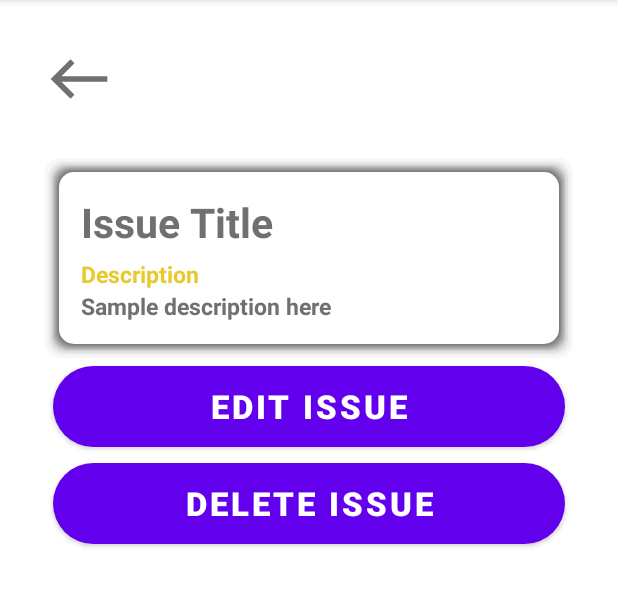
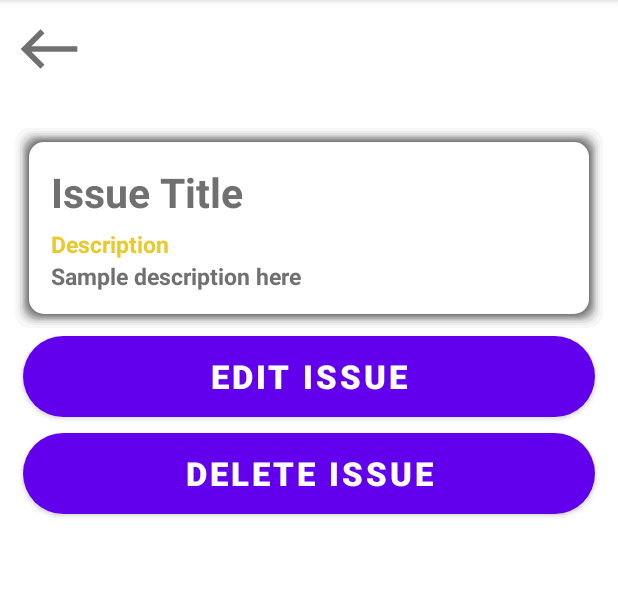
Before and after one commit to paulcrasmareanu/clean-city-android-app, an Android app: the ViewIssueActivity screen opened directly, with no data from a screen before it, on a phone screen of 412 x 824 dp, the part 84-691 px from its top. Run offline under Robolectric (Android 15) with nearby library versions, the phone set to English and light mode, and no system bars; pictures from the network do not load; 3 statements that could not run were skipped.

Commit message:
Modified issue view to have gallery image

```diff
--- a/app/src/main/res/layout/activity_view_issue.xml
+++ b/app/src/main/res/layout/activity_view_issue.xml
@@ -10,7 +10,7 @@
         android:layout_width="match_parent"
         android:layout_height="wrap_content"
         android:orientation="vertical"
-        android:padding="30dp">
+        android:padding="10dp">
 
         <View
             android:id="@+id/issueViewBackButton"
@@ -32,6 +32,10 @@
                 android:layout_width="match_parent"
                 style="@style/bigLightText"
                 android:text="@string/issue_title_text" />
+
+            <include android:id="@+id/issueViewPicLayout"
+                android:visibility="gone"
+                layout="@layout/issue_photo_layout" />
 
             <TextView
                 android:layout_width="match_parent"
```
Also changed, not shown: app/src/main/res/layout/issue_photo_layout.xml (added, +33 -0 lines).
